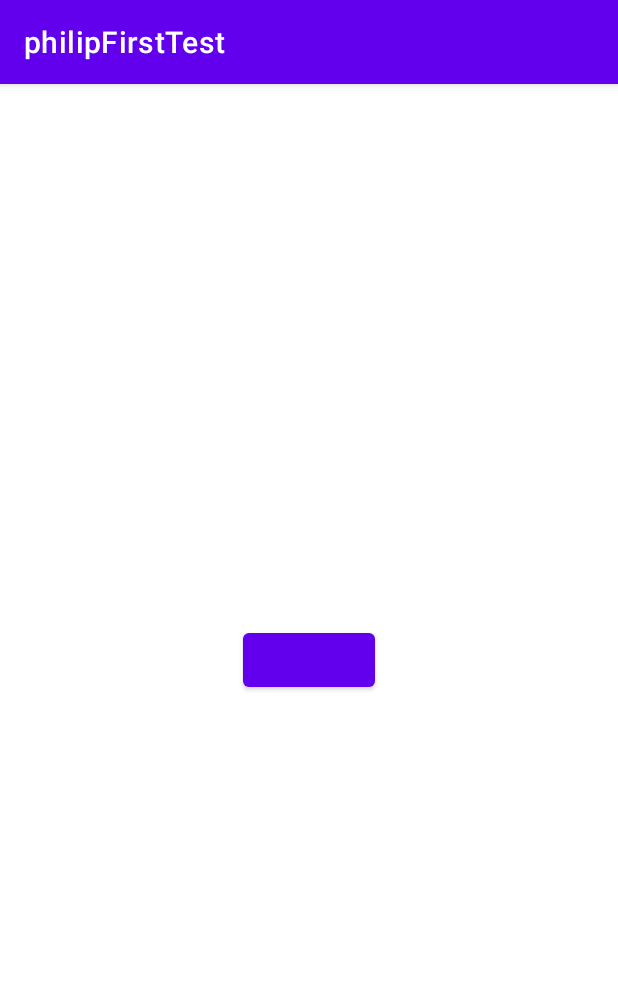
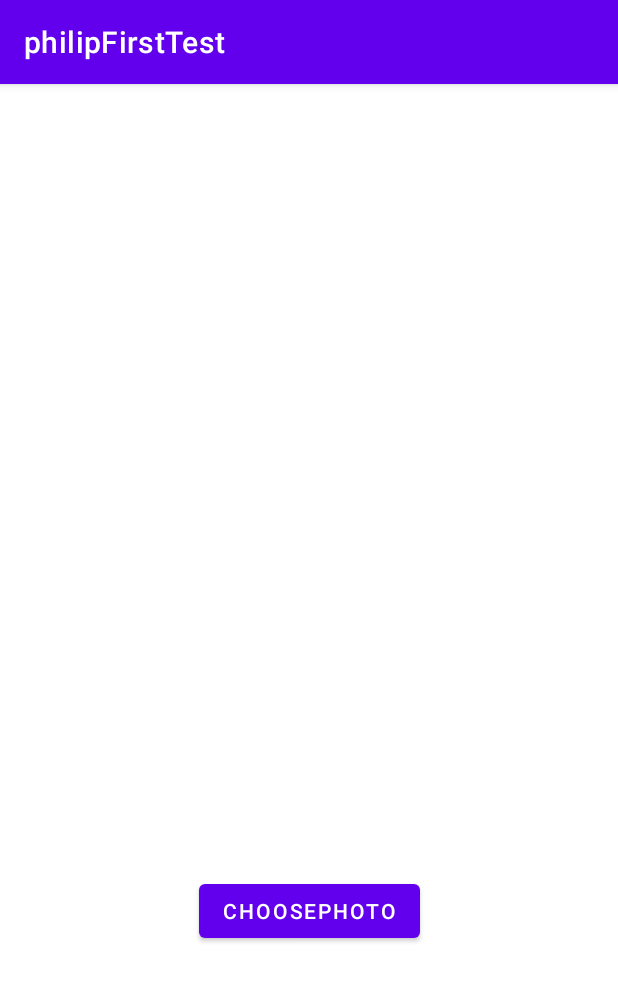
Before and after one commit to MahhmoudRefat/AndroidTest, an Android app: the screen it shows after launch (MainActivity), on a phone screen of 412 x 824 dp. Shown: the top 981 px of the screen. Run offline under Robolectric (Android 15) with nearby library versions, the phone set to English and light mode, and no system bars.

```diff
--- a/app/src/main/java/com/cobra/philipfirsttest/MainActivity.kt
+++ b/app/src/main/java/com/cobra/philipfirsttest/MainActivity.kt
@@ -1,5 +1,6 @@
 package com.cobra.philipfirsttest
 
+import android.app.Activity
 import android.content.Intent
 import android.content.pm.PackageManager
 import androidx.appcompat.app.AppCompatActivity
@@ -16,13 +17,32 @@ class MainActivity : AppCompatActivity() {
     override fun onCreate(savedInstanceState: Bundle?) {
         super.onCreate(savedInstanceState)
         setContentView(R.layout.activity_main)
-        var button = findViewById<Button>(R.id.btnrequest)
-    button.setOnClickListener {
 
+        }
+
+/*
+ var button = findViewById<Button>(R.id.btnChoose)
+        var imPhoto = findViewById<ImageView>(R.id.imPhoto)
+        button.setOnClickListener {
+            Intent(Intent.ACTION_GET_CONTENT).also {
+                it.type = "image/*"
+                startActivityForResult(it,0)
+            }
+*/
+
+ */
+    override fun onActivityResult(requestCode: Int, resultCode: Int, data: Intent?) {
+        super.onActivityResult(requestCode, resultCode, data)
+        if(resultCode == Activity.RESULT_OK && requestCode == 0 ) {
+            val uri = data?.data
+      //      imPhoto.setimageuri(uri)
+        }
     }
-
-    }
-
+    /*
+    *   button.setOnClickListener {
+                requestpermission()
+            }
+            * */
     private fun haswriteexternal() =
         ActivityCompat.checkSelfPermission(
             this,
@@ -52,8 +72,8 @@ class MainActivity : AppCompatActivity() {
         if (!loctionbackground()) {
             Permissiontorequest.add(android.Manifest.permission.ACCESS_COARSE_LOCATION)
         }
-        if (Permissiontorequest.isNotEmpty()){
-            ActivityCompat.requestPermissions(this,Permissiontorequest.toTypedArray(),0)
+        if (Permissiontorequest.isNotEmpty()) {
+            ActivityCompat.requestPermissions(this, Permissiontorequest.toTypedArray(), 0)
         }
     }
 
@@ -63,13 +83,13 @@ class MainActivity : AppCompatActivity() {
         grantResults: IntArray
     ) {
         super.onRequestPermissionsResult(requestCode, permissions, grantResults)
-    if(requestCode == 0 &&  grantResults.isNotEmpty()){
-        for (i in grantResults.indices ){
-            if(grantResults[i] == PackageManager.PERMISSION_GRANTED){
-                Log.d("permissionRequest","${permissions[i] } granted.")
+        if (requestCode == 0 && grantResults.isNotEmpty()) {
+            for (i in grantResults.indices) {
+                if (grantResults[i] == PackageManager.PERMISSION_GRANTED) {
+                    Log.d("permissionRequest", "${permissions[i]} granted.")
+                }
             }
         }
-    }
     }
 }
 
--- a/app/src/main/res/layout/activity_main.xml
+++ b/app/src/main/res/layout/activity_main.xml
@@ -8,14 +8,27 @@
     android:padding="15dp"
     tools:context=".MainActivity">
 
+    <ImageView
+        android:id="@+id/imPhoto"
+        android:layout_width="270dp"
+        android:layout_height="480dp"
+        android:layout_marginTop="32dp"
+        app:layout_constraintEnd_toEndOf="parent"
+        app:layout_constraintHorizontal_bias="0.496"
+        app:layout_constraintStart_toStartOf="parent"
+        app:layout_constraintTop_toTopOf="parent"
+        android:scaleType="centerCrop"/>
+
     <Button
-        android:id="@+id/btnrequest"
+        android:id="@+id/btnChoose"
         android:layout_width="wrap_content"
         android:layout_height="wrap_content"
+        android:text="choosephoto"
         app:layout_constraintBottom_toBottomOf="parent"
         app:layout_constraintEnd_toEndOf="parent"
         app:layout_constraintStart_toStartOf="parent"
-        app:layout_constraintTop_toTopOf="parent" />
+        app:layout_constraintTop_toBottomOf="@+id/imPhoto"
+        app:layout_constraintVertical_bias="0.0" />
 </androidx.constraintlayout.widget.ConstraintLayout><!--
         <TextView
             android:id="@+id/tvShow"
```
